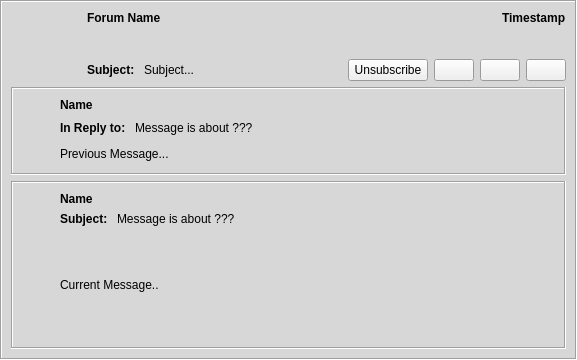
Old version of the form retroshare-gui/src/gui/feeds/GxsForumMsgItem.ui in the repository RetroShare/RetroShare.
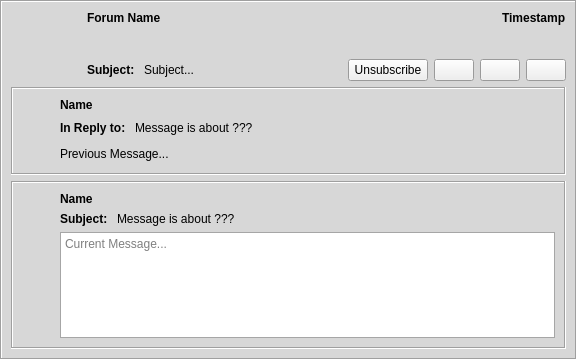
New version of the form. Icons and pictures are not drawn. Custom widgets are drawn as their Qt base class.

Commit message: Fix GxsForumMsgItem to allow SyntaxHighlighter.

```diff
--- a/retroshare-gui/src/gui/feeds/GxsForumMsgItem.ui
+++ b/retroshare-gui/src/gui/feeds/GxsForumMsgItem.ui
@@ -545,25 +545,22 @@
          <item row="2" column="2" rowspan="2">
           <layout class="QHBoxLayout">
            <item>
-            <widget class="QLabel" name="msgLabel">
+            <widget class="RSTextBrowser" name="msgLabel">
              <property name="sizePolicy">
               <sizepolicy hsizetype="MinimumExpanding" vsizetype="Preferred">
                <horstretch>0</horstretch>
                <verstretch>0</verstretch>
               </sizepolicy>
              </property>
-             <property name="text">
-              <string notr="true">Current Message..</string>
-             </property>
-             <property name="wordWrap">
-              <bool>true</bool>
-             </property>
-             <property name="openExternalLinks">
-              <bool>true</bool>
-             </property>
              <property name="textInteractionFlags">
               <set>Qt::LinksAccessibleByMouse|Qt::TextSelectableByMouse</set>
              </property>
+             <property name="placeholderText">
+              <string>Current Message...</string>
+             </property>
+             <property name="openExternalLinks">
+              <bool>true</bool>
+             </property>
             </widget>
            </item>
           </layout>
@@ -588,6 +585,11 @@
    <extends>QLabel</extends>
    <header>gui/gxs/GxsIdLabel.h</header>
   </customwidget>
+  <customwidget>
+   <class>RSTextBrowser</class>
+   <extends>QTextBrowser</extends>
+   <header>gui/common/RSTextBrowser.h</header>
+  </customwidget>
  </customwidgets>
  <resources>
   <include location="../images.qrc"/>
```
Left out of the diff: 1 changed line with no effect on the pictures.
